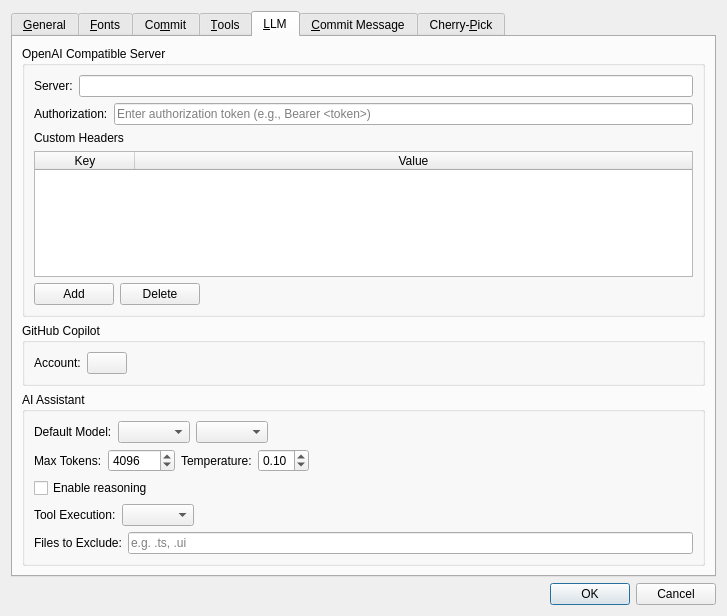
This is qgitc/preferences.ui in timxx/qgitc as Qt 5 draws it before an edit. The edited form follows.
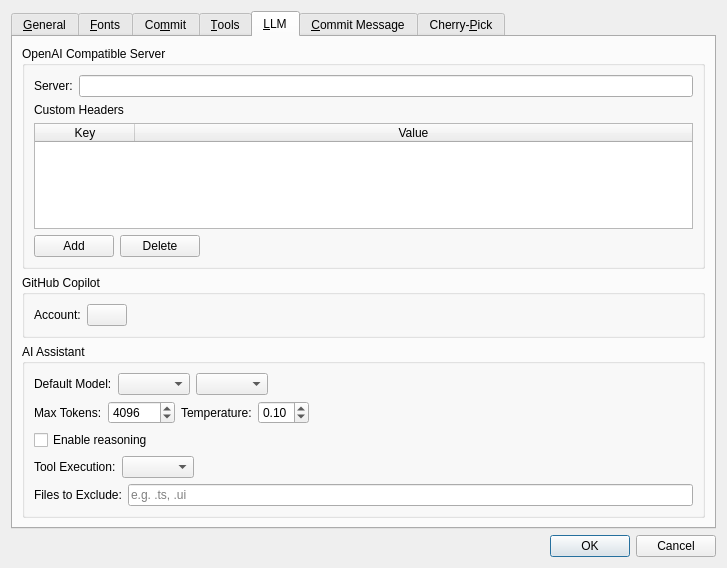
This is the edited form. Custom widgets are drawn as their Qt base class.

Commit message:
Remove legacy localLlmAuth field in preferences and migrate to custom headers
- Eliminate Authorization input field from Preferences UI
- Migrate existing localLlmAuth value to custom headers on upgrade
- Update LocalLLM.authorization to prioritize custom headers, fallback to legacy for backward compatibility
- Remove all usage and persistence of localLlmAuth in preferences logic

Diff of the .ui file:
```diff
--- a/qgitc/preferences.ui
+++ b/qgitc/preferences.ui
@@ -7,7 +7,7 @@
     <x>0</x>
     <y>0</y>
     <width>727</width>
-    <height>616</height>
+    <height>568</height>
    </rect>
   </property>
   <property name="windowTitle">
@@ -951,27 +951,6 @@
             </item>
            </layout>
           </item>
-          <item>
-           <layout class="QHBoxLayout" name="horizontalLayout_19">
-            <item>
-             <widget class="QLabel" name="label_24">
-              <property name="text">
-               <string>Authorization:</string>
-              </property>
-             </widget>
-            </item>
-            <item>
-             <widget class="QLineEdit" name="leAuth">
-              <property name="toolTip">
-               <string>Enter your authorization token here, or leave empty if your server doesn't need authentication</string>
-              </property>
-              <property name="placeholderText">
-               <string>Enter authorization token (e.g., Bearer &lt;token&gt;)</string>
-              </property>
-             </widget>
-            </item>
-           </layout>
-          </item>
           <item>
            <widget class="QLabel" name="label_26">
             <property name="text">
```
The commit also changes 2 other files.
